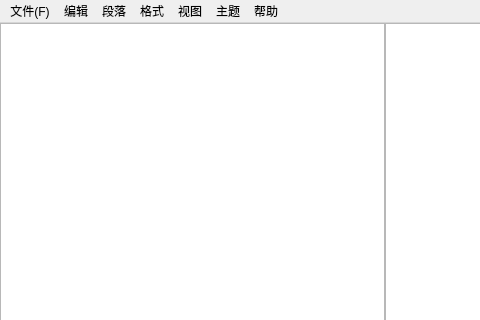
Above: OneMarkdown.ui from LC044/ProMakr before the change; both pictures show x 0 to 480 and y 0 to 320 of the 770 by 607 pixel window. Below: the same form after it.
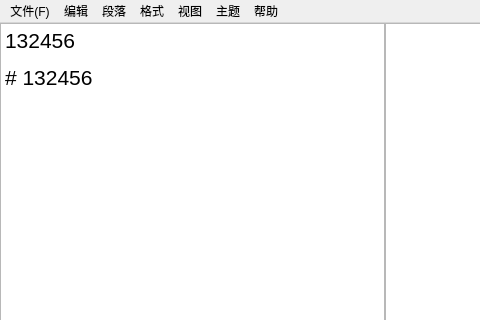
That is the form after the change. Icons and pictures are not drawn.

```diff
--- a/OneMarkdown.ui
+++ b/OneMarkdown.ui
@@ -64,7 +64,16 @@
        <number>0</number>
       </property>
       <item>
-       <widget class="QTextEdit" name="textEdit"/>
+       <widget class="QTextEdit" name="textEdit">
+        <property name="html">
+         <string>&lt;!DOCTYPE HTML PUBLIC &quot;-//W3C//DTD HTML 4.0//EN&quot; &quot;http://www.w3.org/TR/REC-html40/strict.dtd&quot;&gt;
+&lt;html&gt;&lt;head&gt;&lt;meta name=&quot;qrichtext&quot; content=&quot;1&quot; /&gt;&lt;style type=&quot;text/css&quot;&gt;
+p, li { white-space: pre-wrap; }
+&lt;/style&gt;&lt;/head&gt;&lt;body style=&quot; font-family:'SimSun'; font-size:9pt; font-weight:400; font-style:normal;&quot;&gt;
+&lt;p style=&quot; margin-top:12px; margin-bottom:12px; margin-left:0px; margin-right:0px; -qt-block-indent:0; text-indent:0px;&quot;&gt;&lt;span style=&quot; font-size:16pt;&quot;&gt;132456&lt;/span&gt;&lt;/p&gt;
+&lt;p style=&quot; margin-top:12px; margin-bottom:12px; margin-left:0px; margin-right:0px; -qt-block-indent:0; text-indent:0px;&quot;&gt;&lt;span style=&quot; font-size:16pt;&quot;&gt;# 132456&lt;/span&gt;&lt;/p&gt;&lt;/body&gt;&lt;/html&gt;</string>
+        </property>
+       </widget>
       </item>
       <item>
        <widget class="QTextBrowser" name="textBrowser"/>
```
